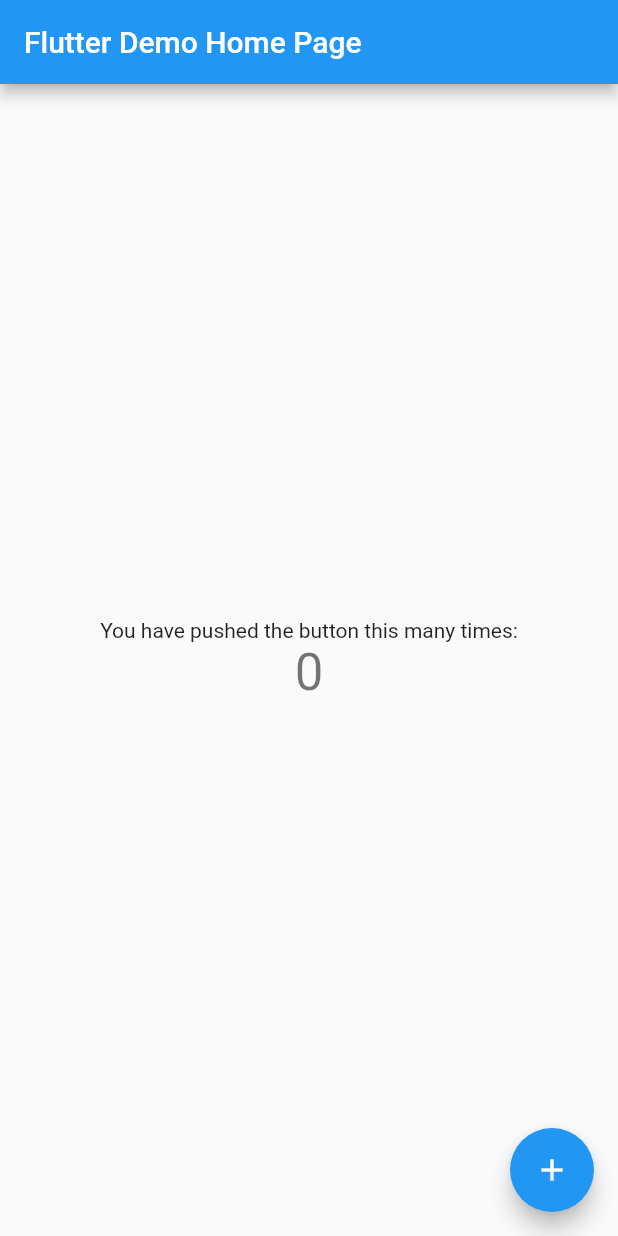
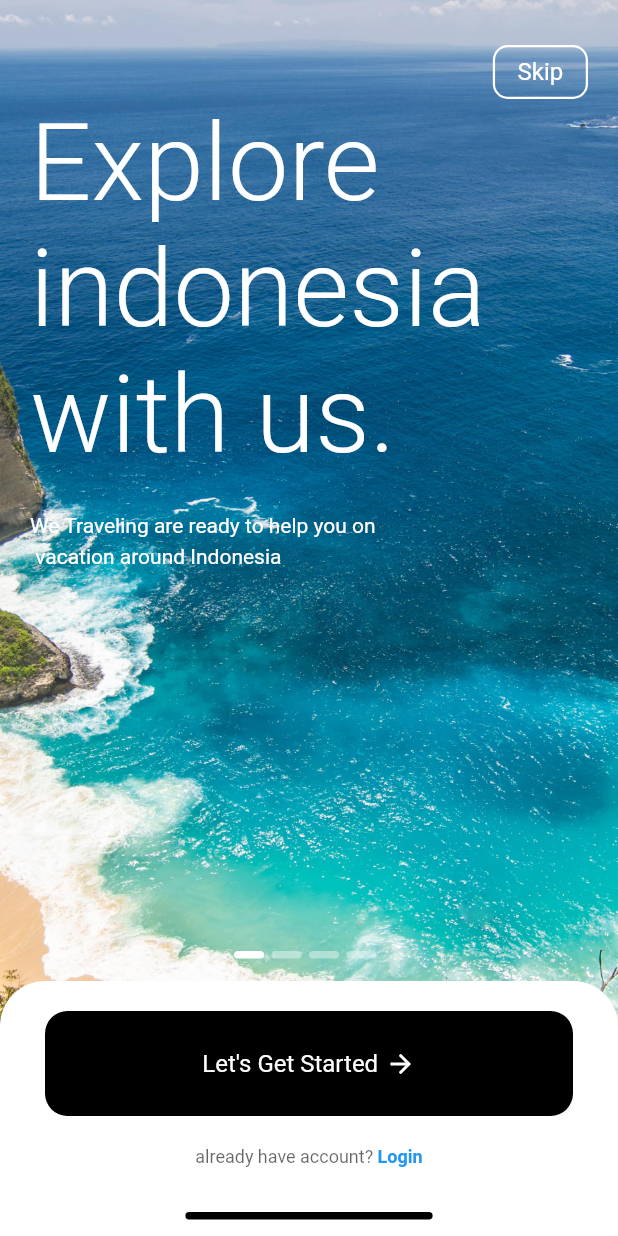
Before and after one commit to gaganugraha33/travel-app, a Flutter app: the screen it shows after launch, on a phone screen of 412 x 824 dp. Run offline on Flutter 3.47's test engine with Material 2 defaults, Android fonts, the phone set to English and light mode, and no system bars.

Commit message:
add onboard screen

```diff
--- a/lib/main.dart
+++ b/lib/main.dart
@@ -1,4 +1,5 @@
 import 'package:flutter/material.dart';
+import 'package:travel_app/pages/onboard_screen.dart';
 
 void main() {
   runApp(const MyApp());
@@ -24,7 +25,7 @@ class MyApp extends StatelessWidget {
         // is not restarted.
         primarySwatch: Colors.blue,
       ),
-      home: const MyHomePage(title: 'Flutter Demo Home Page'),
+      home: const OnboardScreen(),
     );
   }
 }
--- /dev/null
+++ b/lib/model/destination_model.dart
@@ -0,0 +1,38 @@
+import 'dart:math';
+
+class DestinationModel {
+  final int? id, price, review;
+  final List<String> image;
+  final String? name, description, category, location;
+  final double? rate;
+
+  DestinationModel({
+    required this.id,
+    required this.price,
+    required this.review,
+    required this.image,
+    required this.name,
+    required this.description,
+    required this.category,
+    required this.location,
+    required this.rate,
+  });
+
+  List<DestinationModel> destinations = [
+    DestinationModel(
+      id: 1,
+      price: Random().nextInt(95) + 23,
+      review: Random().nextInt(300) + 25,
+      image: [
+        '',
+        '',
+        '',
+      ],
+      name: 'Gunung Kerinci',
+      description: 'Gunung Kerinci mantapp',
+      category: 'popular',
+      location: 'Jambi, indonesia',
+      rate: 4.6,
+    )
+  ];
+}
--- /dev/null
+++ b/lib/model/onboard_model.dart
@@ -0,0 +1,12 @@
+class OnboardModel {
+  final String image;
+
+  OnboardModel({required this.image});
+}
+
+List<OnboardModel> onboardList = [
+  OnboardModel(image: 'pantai kelingking.jpg'),
+  OnboardModel(image: 'pantai kelingking.jpg'),
+  OnboardModel(image: 'pantai kelingking.jpg'),
+  OnboardModel(image: 'pantai kelingking.jpg'),
+];
--- /dev/null
+++ b/lib/pages/onboard_screen.dart
@@ -0,0 +1,202 @@
+import 'package:flutter/material.dart';
+import 'package:travel_app/model/onboard_model.dart';
+
+class OnboardScreen extends StatefulWidget {
+  const OnboardScreen({Key? key}) : super(key: key);
+
+  @override
+  _OnboardScreenState createState() => _OnboardScreenState();
+}
+
+class _OnboardScreenState extends State<OnboardScreen> {
+  int pageView = 0;
+  PageController pageController = PageController();
+
+  @override
+  Widget build(BuildContext context) {
+    return Scaffold(
+        body: PageView(
+          onPageChanged: (value) {
+            setState(() {
+              pageView = value;
+            });
+          },
+          controller: pageController,
+          children: List.generate(
+              onboardList.length,
+              (index) => Stack(
+                    children: [
+                      Image.asset(
+                        'assets/images/${onboardList[index].image}',
+                        height: MediaQuery.of(context).size.height,
+                        fit: BoxFit.cover,
+                      ),
+                      Padding(
+                        padding: const EdgeInsets.fromLTRB(20, 30, 20, 0),
+                        child: Column(
+                          crossAxisAlignment: CrossAxisAlignment.end,
+                          children: [
+                            onboardList.length - 1 != index
+                                ? Container(
+                                    padding: const EdgeInsets.symmetric(
+                                      vertical: 7,
+                                      horizontal: 15,
+                                    ),
+                                    decoration: BoxDecoration(
+                                      border: Border.all(
+                                        width: 1.5,
+                                        color: Colors.white,
+                                      ),
+                                      borderRadius: BorderRadius.circular(10),
+                                    ),
+                                    child: const Text(
+                                      'Skip',
+                                      style: TextStyle(
+                                        color: Colors.white,
+                                        fontSize: 16,
+                                        fontWeight: FontWeight.w400,
+                                      ),
+                                    ),
+                                  )
+                                : Container(),
+                            Column(
+                              crossAxisAlignment: CrossAxisAlignment.start,
+                              children: const [
+                                Text(
+                                  'Explore indonesia with us.',
+                                  style: TextStyle(
+                                    fontSize: 72,
+                                    color: Colors.white,
+                                    fontWeight: FontWeight.w300,
+                                  ),
+                                ),
+                                SizedBox(
+                                  height: 20,
+                                ),
+                                Text(
+                                  'We Traveling are ready to help you on\n vacation around Indonesia',
+                                  style: TextStyle(
+                                    fontSize: 14,
+                                    fontWeight: FontWeight.w400,
+                                    color: Colors.white,
+                                    height: 1.5,
+                                  ),
+                                )
+                              ],
+                            )
+                          ],
+                        ),
+                      ),
+                    ],
+                  )),
+        ),
+        extendBody: true,
+        bottomNavigationBar: SizedBox(
+          height: 190,
+          child: Column(
+            children: [
+              Row(
+                mainAxisAlignment: MainAxisAlignment.center,
+                children: List.generate(
+                    onboardList.length,
+                    (index) => GestureDetector(
+                          onTap: () {
+                            if (pageController.hasClients) {
+                              pageController.animateToPage(index,
+                                  duration: const Duration(milliseconds: 500),
+                                  curve: Curves.easeInOut);
+                            }
+                          },
+                          child: AnimatedContainer(
+                            duration: const Duration(milliseconds: 500),
+                            height: 5,
+                            width: 20,
+                            margin: const EdgeInsets.only(right: 5),
+                            decoration: BoxDecoration(
+                              color: pageView == index
+                                  ? Colors.white
+                                  : Colors.white.withOpacity(0.4),
+                              borderRadius: BorderRadius.circular(10),
+                            ),
+                          ),
+                        )),
+              ),
+              const SizedBox(
+                height: 15,
+              ),
+              ClipRRect(
+                borderRadius:
+                    const BorderRadius.vertical(top: Radius.circular(30)),
+                child: Container(
+                  height: 170,
+                  color: Colors.white,
+                  padding: const EdgeInsets.fromLTRB(30, 20, 30, 5),
+                  child: Column(
+                    children: [
+                      Container(
+                        height: 70,
+                        decoration: BoxDecoration(
+                          borderRadius: BorderRadius.circular(15),
+                          color: Colors.black,
+                        ),
+                        child: Center(
+                          child: Row(
+                            mainAxisAlignment: MainAxisAlignment.center,
+                            children: const [
+                              Text(
+                                'Let\'s Get Started',
+                                style: TextStyle(
+                                  fontSize: 16,
+                                  color: Colors.white,
+                                  fontWeight: FontWeight.w400,
+                                ),
+                              ),
+                              SizedBox(
+                                width: 5,
+                              ),
+                              Icon(
+                                Icons.arrow_forward,
+                                color: Colors.white,
+                                size: 20,
+                              ),
+                            ],
+                          ),
+                        ),
+                      ),
+                      const SizedBox(
+                        height: 20,
+                      ),
+                      Text.rich(TextSpan(children: [
+                        TextSpan(
+                            text: 'already have account? ',
+                            style: TextStyle(
+                                color: Colors.black.withOpacity(0.6),
+                                fontSize: 12)),
+                        const TextSpan(
+                            text: 'Login',
+                            style: TextStyle(
+                              fontSize: 12,
+                              color: Colors.blue,
+                              fontWeight: FontWeight.w600,
+                            )),
+                      ])),
+                      const SizedBox(
+                        height: 30,
+                      ),
+                      Container(
+                        height: 5,
+                        width: MediaQuery.of(context).size.width * 0.4,
+                        decoration: BoxDecoration(
+                          color: Colors.black,
+                          borderRadius: BorderRadius.circular(18),
+                        ),
+                      )
+                    ],
+                  ),
+                ),
+              ),
+            ],
+          ),
+        ));
+  }
+}
--- a/pubspec.yaml
+++ b/pubspec.yaml
@@ -60,9 +60,8 @@ flutter:
   uses-material-design: true
 
   # To add assets to your application, add an assets section, like this:
-  # assets:
-  #   - images/a_dot_burr.jpeg
-  #   - images/a_dot_ham.jpeg
+  assets:
+    - assets/images/
 
   # An image asset can refer to one or more resolution-specific "variants", see
   # https://flutter.dev/assets-and-images/#resolution-aware
```
Also changed, not shown: assets/images/pantai kelingking.jpg (added).
